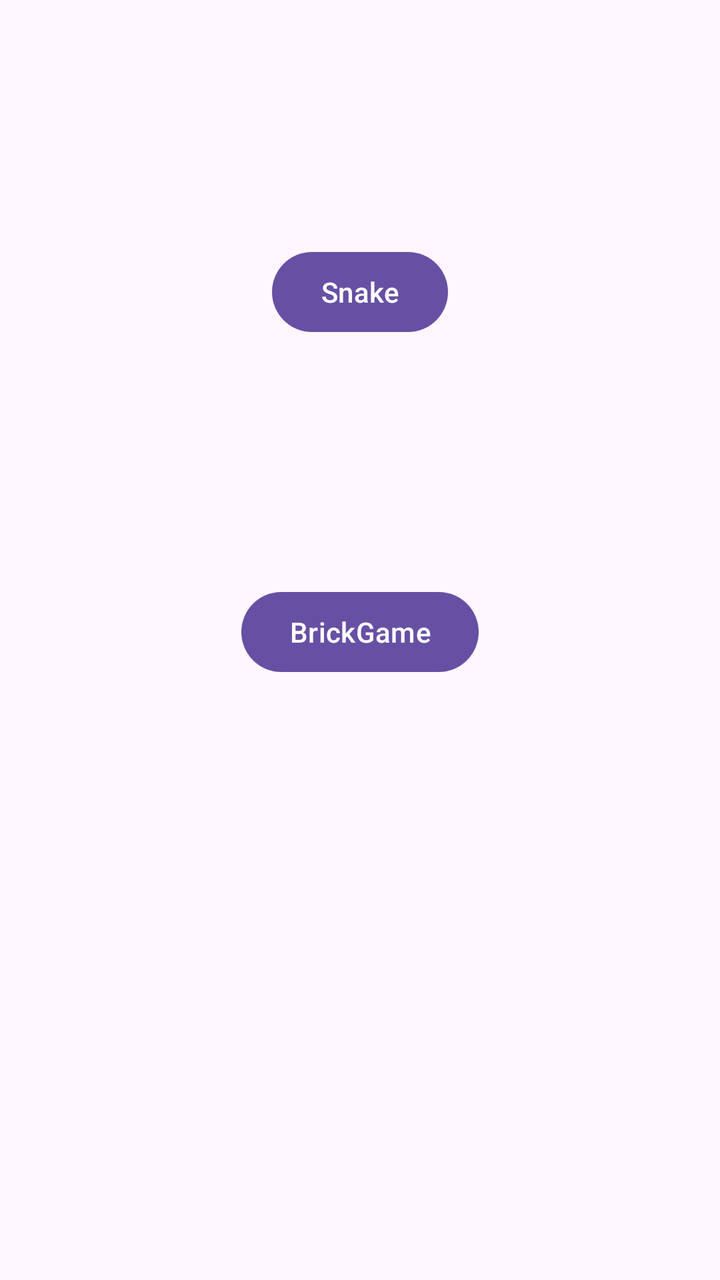
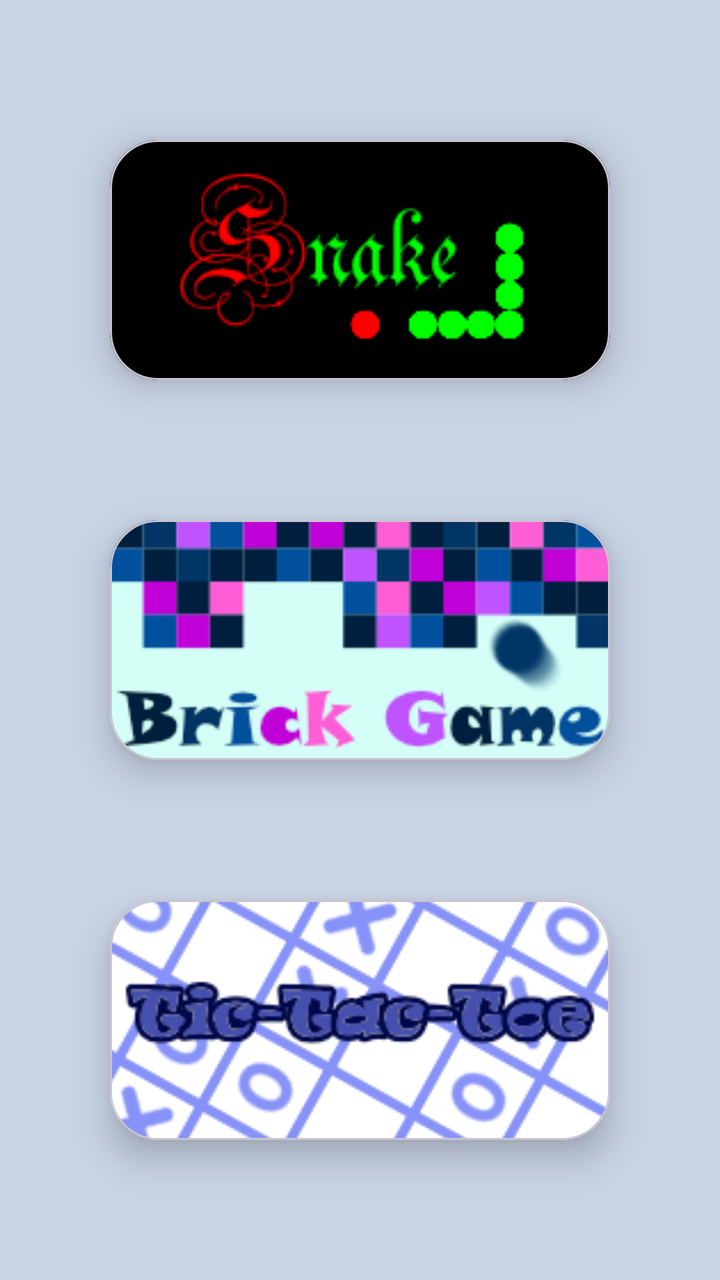

Compare the two renders of this Android layout. The source of the first and the diff that turns it into the second are given below.
<!-- AndroidManifest.xml: application theme Theme.MinijuegosApp -->
<!-- res/layout/activity_main.xml -->
<?xml version="1.0" encoding="utf-8"?>
<androidx.constraintlayout.widget.ConstraintLayout xmlns:android="http://schemas.android.com/apk/res/android"
    xmlns:app="http://schemas.android.com/apk/res-auto"
    xmlns:tools="http://schemas.android.com/tools"
    android:id="@+id/main"
    android:layout_width="match_parent"
    android:layout_height="match_parent"
    tools:context=".MainActivity">

    <Button
        android:id="@+id/snakeButton"
        android:layout_width="wrap_content"
        android:layout_height="wrap_content"
        android:text="@string/snake"

        app:layout_constraintBottom_toTopOf="@+id/brickgameButton"
        app:layout_constraintEnd_toEndOf="parent"
        app:layout_constraintStart_toStartOf="parent"
        app:layout_constraintTop_toTopOf="parent" />

    <Button
        android:id="@+id/brickgameButton"
        android:layout_width="wrap_content"
        android:layout_height="wrap_content"
        android:layout_marginBottom="300dp"
        android:text="@string/brickgame"
        app:layout_constraintBottom_toBottomOf="parent"
        app:layout_constraintEnd_toEndOf="parent"
        app:layout_constraintStart_toStartOf="parent" />

</androidx.constraintlayout.widget.ConstraintLayout>
<!-- resources referenced by this layout -->
<resources>
  <string name="brickgame">BrickGame</string>
  <string name="snake">Snake</string>
  <style name="Theme.MinijuegosApp" parent="Base.Theme.MinijuegosApp" />
  <style name="Base.Theme.MinijuegosApp" parent="Theme.Material3.DayNight.NoActionBar">
          
          
      </style>
</resources>

<!-- the commit's change to res/layout/activity_main.xml (unified diff, before → after) -->
@@ -1,31 +1,89 @@
 <?xml version="1.0" encoding="utf-8"?>
-<androidx.constraintlayout.widget.ConstraintLayout xmlns:android="http://schemas.android.com/apk/res/android"
+<androidx.constraintlayout.widget.ConstraintLayout
+    xmlns:android="http://schemas.android.com/apk/res/android"
     xmlns:app="http://schemas.android.com/apk/res-auto"
     xmlns:tools="http://schemas.android.com/tools"
     android:id="@+id/main"
     android:layout_width="match_parent"
     android:layout_height="match_parent"
+    android:background="#C8D3E4"
     tools:context=".MainActivity">
 
-    <Button
-        android:id="@+id/snakeButton"
-        android:layout_width="wrap_content"
-        android:layout_height="wrap_content"
-        android:text="@string/snake"
+    
+    <com.google.android.material.card.MaterialCardView
+        android:id="@+id/cardSnake"
+        android:layout_width="250dp"
+        android:layout_height="120dp"
+        android:clickable="true"
+        android:focusable="true"
+        android:foreground="?attr/selectableItemBackground"
+        android:clipToOutline="true"
+        app:cardCornerRadius="24dp"
+        app:cardElevation="10dp"
 
-        app:layout_constraintBottom_toTopOf="@+id/brickgameButton"
+        app:layout_constraintTop_toTopOf="parent"
+        app:layout_constraintBottom_toTopOf="@id/cardBrickGame"
+        app:layout_constraintStart_toStartOf="parent"
         app:layout_constraintEnd_toEndOf="parent"
+
+        app:layout_constraintVertical_chainStyle="spread">
+
+        <ImageView
+            android:layout_width="match_parent"
+            android:layout_height="match_parent"
+            android:src="@drawable/ico_snake"
+            android:scaleType="centerCrop"/>
+
+    </com.google.android.material.card.MaterialCardView>
+
+    
+    <com.google.android.material.card.MaterialCardView
+        android:id="@+id/cardBrickGame"
+        android:layout_width="250dp"
+        android:layout_height="120dp"
+        android:clickable="true"
+        android:focusable="true"
+        android:foreground="?attr/selectableItemBackground"
+        android:clipToOutline="true"
+        app:cardCornerRadius="24dp"
+        app:cardElevation="10dp"
+
+        app:layout_constraintTop_toBottomOf="@id/cardSnake"
+        app:layout_constraintBottom_toTopOf="@id/cardTicTacToe"
         app:layout_constraintStart_toStartOf="parent"
-        app:layout_constraintTop_toTopOf="parent" />
+        app:layout_constraintEnd_toEndOf="parent">
 
-    <Button
-        android:id="@+id/brickgameButton"
-        android:layout_width="wrap_content"
-        android:layout_height="wrap_content"
-        android:layout_marginBottom="300dp"
-        android:text="@string/brickgame"
+        <ImageView
+            android:layout_width="match_parent"
+            android:layout_height="match_parent"
+            android:src="@drawable/ico_brickgame"
+            android:scaleType="centerCrop"/>
+
+    </com.google.android.material.card.MaterialCardView>
+
+    
+    <com.google.android.material.card.MaterialCardView
+        android:id="@+id/cardTicTacToe"
+        android:layout_width="250dp"
+        android:layout_height="120dp"
+        android:clickable="true"
+        android:focusable="true"
+        android:foreground="?attr/selectableItemBackground"
+        android:clipToOutline="true"
+        app:cardCornerRadius="24dp"
+        app:cardElevation="10dp"
+
+        app:layout_constraintTop_toBottomOf="@id/cardBrickGame"
         app:layout_constraintBottom_toBottomOf="parent"
-        app:layout_constraintEnd_toEndOf="parent"
-        app:layout_constraintStart_toStartOf="parent" />
+        app:layout_constraintStart_toStartOf="parent"
+        app:layout_constraintEnd_toEndOf="parent">
+
+        <ImageView
+            android:layout_width="match_parent"
+            android:layout_height="match_parent"
+            android:scaleType="centerCrop"
+            android:src="@drawable/ico_ttt" />
+
+    </com.google.android.material.card.MaterialCardView>
 
 </androidx.constraintlayout.widget.ConstraintLayout>
<!-- resource entries referenced after the edit -->
@@ -1,7 +1,8 @@
 <!-- resources referenced by this layout -->
 <resources>
-  <string name="brickgame">BrickGame</string>
-  <string name="snake">Snake</string>
+  <!-- drawable ico_brickgame: png bitmap (drawable, 10049 bytes) -->
+  <!-- drawable ico_snake: png bitmap (drawable, 7693 bytes) -->
+  <!-- drawable ico_ttt: png bitmap (drawable, 24715 bytes) -->
   <style name="Theme.MinijuegosApp" parent="Base.Theme.MinijuegosApp" />
   <style name="Base.Theme.MinijuegosApp" parent="Theme.Material3.DayNight.NoActionBar">
           
